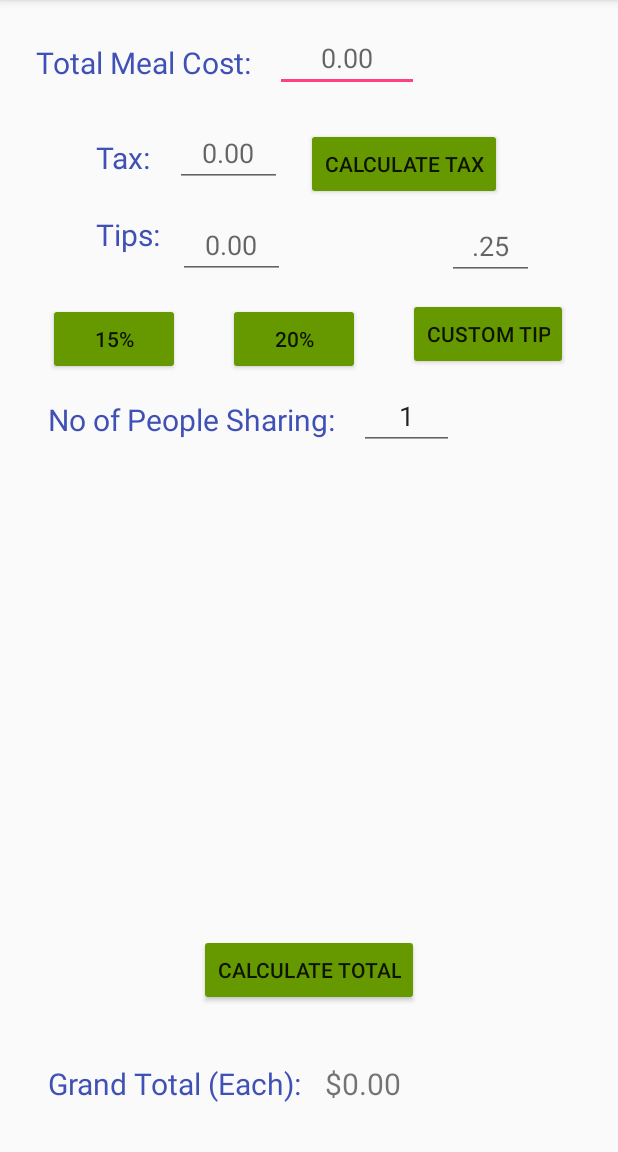
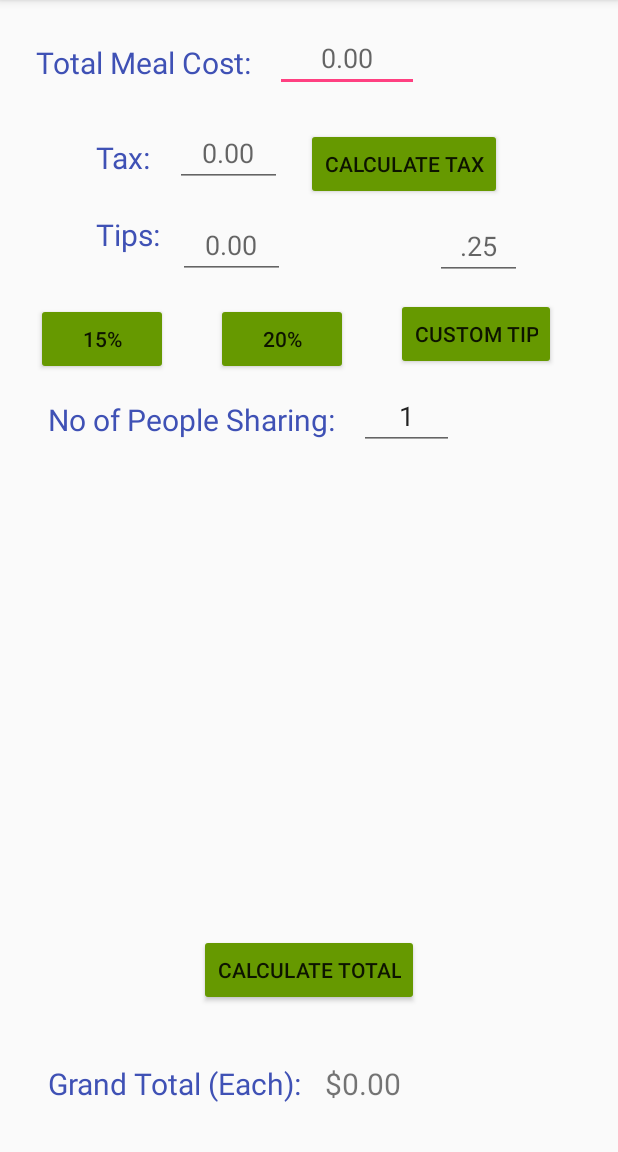
Before and after one commit to jay412/Old-Grip, an Android app: the screen it shows after launch (MainActivity), on a phone screen of 412 x 824 dp, the part 84-1236 px from its top. Run offline under Robolectric (Android 15) with nearby library versions, the phone set to English and light mode, and no system bars.

```diff
--- a/app/src/main/res/layout/activity_main.xml
+++ b/app/src/main/res/layout/activity_main.xml
@@ -163,7 +163,7 @@
         android:id="@+id/btn15"
         android:layout_width="wrap_content"
         android:layout_height="wrap_content"
-        android:layout_marginStart="32dp"
+        android:layout_marginStart="24dp"
         android:layout_marginTop="32dp"
         android:backgroundTint="@android:color/holo_green_dark"
         android:text="@string/fifteen_percent"
@@ -196,7 +196,7 @@
         android:id="@+id/etCustomTip"
         android:layout_width="58dp"
         android:layout_height="wrap_content"
-        android:layout_marginEnd="56dp"
+        android:layout_marginEnd="64dp"
         android:layout_marginTop="8dp"
         android:ems="10"
         android:hint="@string/initial_custom_tip"
```
Also changed, not shown: app/src/main/java/jay412/grip/MainActivity.java (+12 -8 lines).
